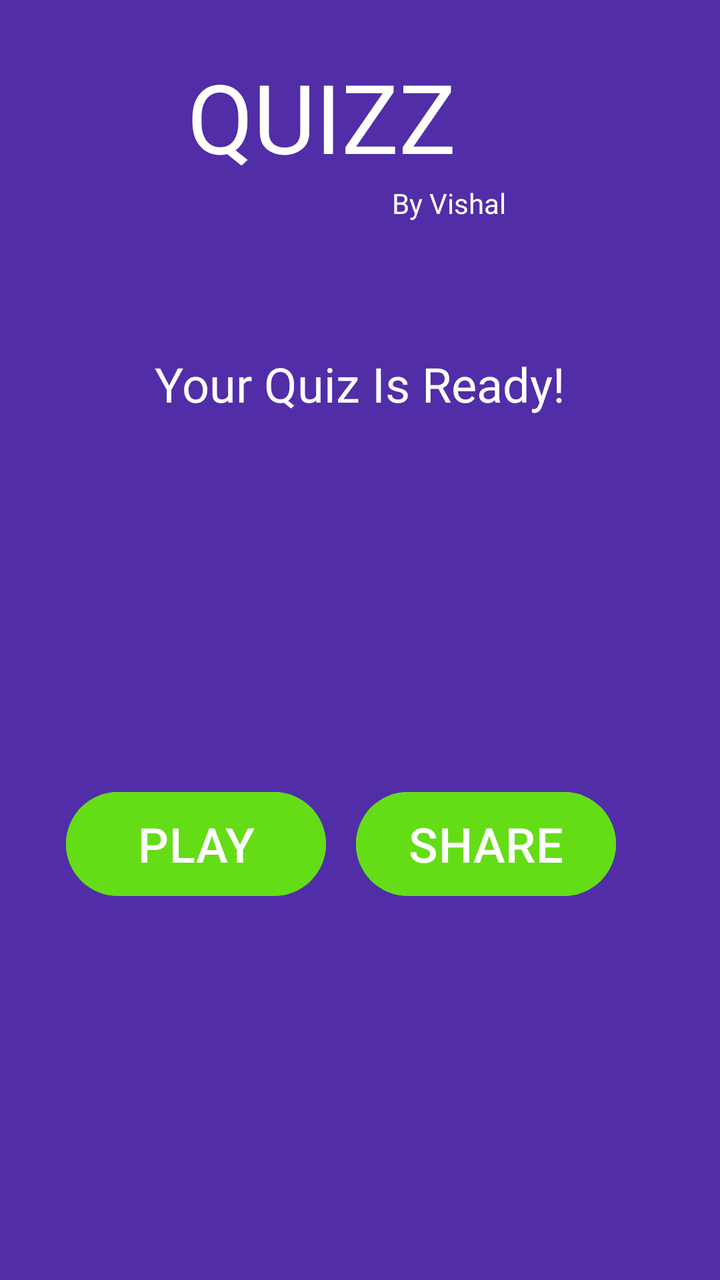
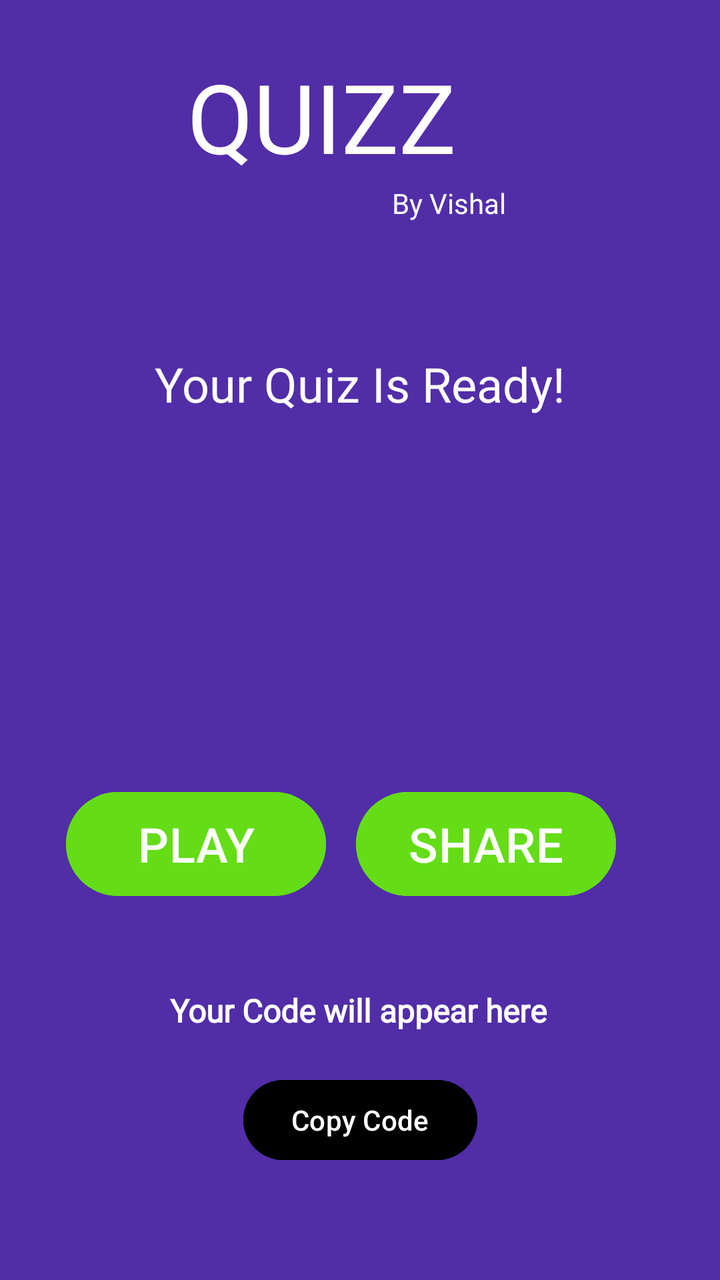

The first picture is an Android layout as it rendered before a commit; the second is the same layout after the commit. The layout source and the unified diff follow.
<!-- AndroidManifest.xml: application theme Theme.Quizz -->
<!-- res/layout/quiz_is_ready.xml -->
<?xml version="1.0" encoding="utf-8"?>
<androidx.constraintlayout.widget.ConstraintLayout xmlns:android="http://schemas.android.com/apk/res/android"
    xmlns:app="http://schemas.android.com/apk/res-auto"
    xmlns:tools="http://schemas.android.com/tools"
    android:id="@+id/main"
    android:layout_width="match_parent"
    android:layout_height="match_parent"
    android:background="#512DA8"
    tools:context=".quiz_is_ready">

    <TextView
        android:id="@+id/textView"
        android:layout_width="wrap_content"
        android:layout_height="wrap_content"
        android:layout_marginTop="26dp"
        android:layout_marginEnd="25dp"
        android:fontFamily="@font/agbalumo"
        android:text="QUIZZ"
        android:textColor="#FFFF"
        android:textSize="48sp"
        app:layout_constraintEnd_toEndOf="@+id/textView2"
        app:layout_constraintTop_toTopOf="parent" />

    <TextView
        android:id="@+id/textView2"
        android:layout_width="wrap_content"
        android:layout_height="wrap_content"
        android:layout_marginTop="92dp"
        android:layout_marginEnd="107dp"
        android:layout_marginBottom="172dp"
        android:text="By Vishal"
        android:textColor="#FFFF"
        app:layout_constraintBottom_toTopOf="@+id/linearLayout"
        app:layout_constraintEnd_toEndOf="parent"
        app:layout_constraintTop_toTopOf="parent" />

    <TextView
        android:id="@+id/textView3"
        android:layout_width="wrap_content"
        android:layout_height="wrap_content"
        android:layout_marginBottom="432dp"
        android:fontFamily="@font/adlam_display"
        android:text="Your Quiz Is Ready!"
        android:textColor="#FFFF"
        android:textSize="24sp"
        app:layout_constraintBottom_toBottomOf="parent"
        app:layout_constraintEnd_toEndOf="parent"
        app:layout_constraintStart_toStartOf="parent" />

    <Button
        android:id="@+id/play"
        android:layout_width="130sp"
        android:layout_height="60dp"
        android:layout_marginBottom="188dp"
        android:backgroundTint="#64DD17"
        android:text="PLAY"
        android:textSize="24sp"
        app:layout_constraintBottom_toBottomOf="parent"
        app:layout_constraintEnd_toStartOf="@+id/share"
        app:layout_constraintHorizontal_bias="0.686"
        app:layout_constraintStart_toStartOf="parent" />

    <Button
        android:id="@+id/share"
        android:layout_width="130dp"
        android:layout_height="60dp"
        android:layout_marginEnd="52dp"
        android:layout_marginBottom="188dp"
        android:backgroundTint="#64DD17"
        android:text="SHARE"
        android:textSize="24sp"
        app:layout_constraintBottom_toBottomOf="parent"
        app:layout_constraintEnd_toEndOf="parent" />

</androidx.constraintlayout.widget.ConstraintLayout>
<!-- resources referenced by this layout -->
<resources>
  <style name="Theme.Quizz" parent="Base.Theme.Quizz" />
  <style name="Base.Theme.Quizz" parent="Theme.Material3.DayNight.NoActionBar">
          
          
      </style>
</resources>

<!-- the commit's change to res/layout/quiz_is_ready.xml (unified diff, before → after) -->
@@ -53,6 +53,7 @@
         android:layout_height="60dp"
         android:layout_marginBottom="188dp"
         android:backgroundTint="#64DD17"
+        android:textColor="@color/white"
         android:text="PLAY"
         android:textSize="24sp"
         app:layout_constraintBottom_toBottomOf="parent"
@@ -65,6 +66,7 @@
         android:layout_width="130dp"
         android:layout_height="60dp"
         android:layout_marginEnd="52dp"
+        android:textColor="@color/white"
         android:layout_marginBottom="188dp"
         android:backgroundTint="#64DD17"
         android:text="SHARE"
@@ -72,4 +74,34 @@
         app:layout_constraintBottom_toBottomOf="parent"
         app:layout_constraintEnd_toEndOf="parent" />
 
+    <TextView
+        android:id="@+id/quizCodeText"
+        android:layout_width="wrap_content"
+        android:layout_height="wrap_content"
+        android:layout_marginBottom="20dp"
+        android:fontFamily="@font/adlam_display"
+        android:text="Your Code will appear here"
+        android:textColor="#FFFFFF"
+        android:textSize="16sp"
+        android:textStyle="bold"
+        android:visibility="visible"
+        app:layout_constraintBottom_toTopOf="@+id/copyCodeBtn"
+        app:layout_constraintEnd_toEndOf="parent"
+        app:layout_constraintHorizontal_bias="0.497"
+        app:layout_constraintStart_toStartOf="parent" />
+
+    <Button
+        android:id="@+id/copyCodeBtn"
+        android:layout_width="wrap_content"
+        android:layout_height="wrap_content"
+        android:layout_marginBottom="56dp"
+        android:textColor="#FFFFFF"
+        android:backgroundTint="#000000"
+        android:text="Copy Code"
+        android:visibility="visible"
+        app:layout_constraintBottom_toBottomOf="parent"
+        app:layout_constraintEnd_toEndOf="parent"
+        app:layout_constraintStart_toStartOf="parent" />
+
+
 </androidx.constraintlayout.widget.ConstraintLayout>
<!-- resource entries referenced after the edit -->
@@ -1,5 +1,6 @@
 <!-- resources referenced by this layout -->
 <resources>
+  <color name="white">#FFFFFFFF</color>
   <style name="Theme.Quizz" parent="Base.Theme.Quizz" />
   <style name="Base.Theme.Quizz" parent="Theme.Material3.DayNight.NoActionBar">
           
